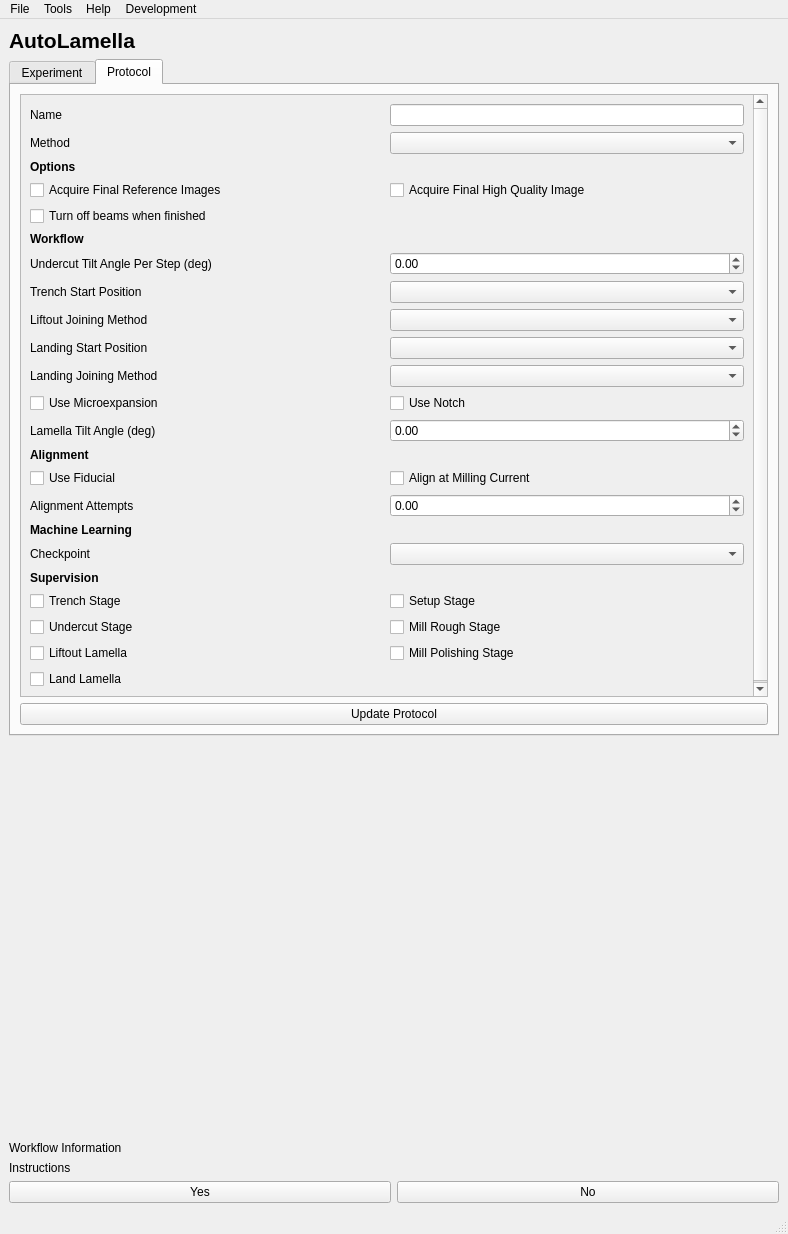
Before: the Qt Designer form fibsem/applications/autolamella/ui/qt/AutoLamellaUI.ui in fibsem-os/fibsem-os, drawn with Qt 5.
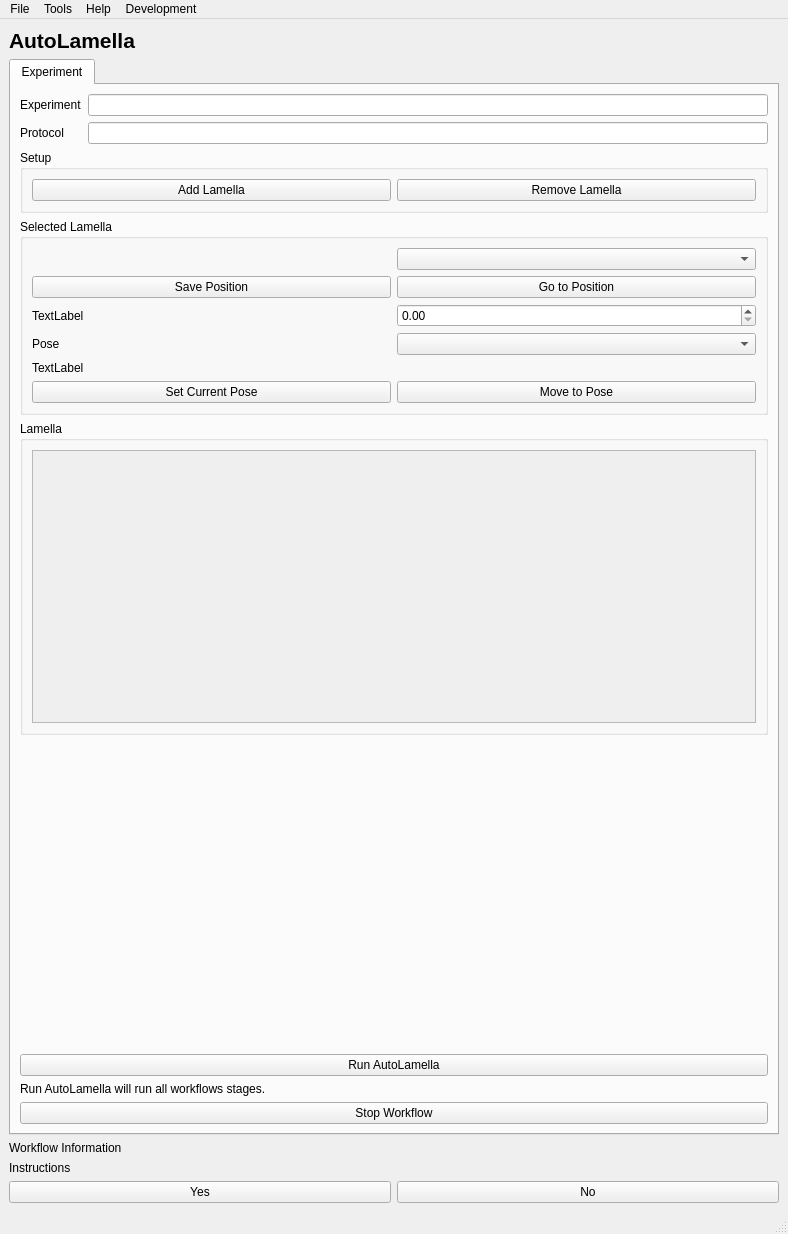
After: the same form once the commit is applied. The open tabs and pages were chosen to show the change.

```diff
--- a/fibsem/applications/autolamella/ui/qt/AutoLamellaUI.ui
+++ b/fibsem/applications/autolamella/ui/qt/AutoLamellaUI.ui
@@ -33,51 +33,6 @@
   </property>
   <widget class="QWidget" name="centralwidget">
    <layout class="QGridLayout" name="gridLayout">
-    <item row="4" column="0" colspan="2">
-     <widget class="QLabel" name="label_instructions">
-      <property name="text">
-       <string>Instructions</string>
-      </property>
-     </widget>
-    </item>
-    <item row="0" column="0" colspan="2">
-     <widget class="QLabel" name="label_title">
-      <property name="font">
-       <font>
-        <pointsize>16</pointsize>
-        <weight>75</weight>
-        <bold>true</bold>
-       </font>
-      </property>
-      <property name="text">
-       <string>AutoLamella</string>
-      </property>
-      <property name="alignment">
-       <set>Qt::AlignLeading|Qt::AlignLeft|Qt::AlignVCenter</set>
-      </property>
-     </widget>
-    </item>
-    <item row="3" column="0" colspan="2">
-     <widget class="QLabel" name="label_workflow_information">
-      <property name="text">
-       <string>Workflow Information</string>
-      </property>
-     </widget>
-    </item>
-    <item row="5" column="1">
-     <widget class="QPushButton" name="pushButton_no">
-      <property name="text">
-       <string>No</string>
-      </property>
-     </widget>
-    </item>
-    <item row="5" column="0">
-     <widget class="QPushButton" name="pushButton_yes">
-      <property name="text">
-       <string>Yes</string>
-      </property>
-     </widget>
-    </item>
     <item row="1" column="0" colspan="2">
      <widget class="QTabWidget" name="tabWidget">
       <property name="currentIndex">
@@ -88,102 +43,18 @@
         <string>Experiment</string>
        </attribute>
        <layout class="QGridLayout" name="gridLayout_3">
-        <item row="12" column="0" colspan="2">
-         <widget class="QPushButton" name="pushButton_run_serial_liftout_landing">
-          <property name="text">
-           <string>Run Landing Workflow</string>
-          </property>
-         </widget>
-        </item>
-        <item row="0" column="0" colspan="2">
-         <widget class="QLabel" name="label_experiment_name">
-          <property name="text">
-           <string>Experiment:</string>
-          </property>
-         </widget>
-        </item>
-        <item row="36" column="0" colspan="2">
-         <widget class="QPushButton" name="pushButton_stop_workflow">
-          <property name="text">
-           <string>Stop Workflow</string>
-          </property>
-         </widget>
-        </item>
-        <item row="7" column="0" colspan="2">
-         <spacer name="verticalSpacer">
-          <property name="orientation">
-           <enum>Qt::Vertical</enum>
-          </property>
-          <property name="sizeHint" stdset="0">
-           <size>
-            <width>20</width>
-            <height>40</height>
-           </size>
-          </property>
-         </spacer>
-        </item>
-        <item row="13" column="0" colspan="2">
-         <widget class="QPushButton" name="pushButton_run_setup_autolamella">
-          <property name="text">
-           <string>Run AutoLamella</string>
-          </property>
-         </widget>
-        </item>
-        <item row="2" column="0" colspan="2">
-         <widget class="QGroupBox" name="groupBox_setup">
-          <property name="title">
-           <string>Setup</string>
-          </property>
-          <layout class="QGridLayout" name="gridLayout_5">
-           <item row="0" column="0">
-            <widget class="QPushButton" name="pushButton_add_lamella">
-             <property name="text">
-              <string>Add Lamella</string>
-             </property>
-            </widget>
-           </item>
-           <item row="0" column="1">
-            <widget class="QPushButton" name="pushButton_remove_lamella">
-             <property name="styleSheet">
-              <string notr="true"/>
-             </property>
-             <property name="text">
-              <string>Remove Lamella</string>
-             </property>
-            </widget>
-           </item>
-          </layout>
-         </widget>
-        </item>
-        <item row="8" column="0" colspan="2">
-         <widget class="QPushButton" name="pushButton_setup_autoliftout">
-          <property name="text">
-           <string>Run Setup Liftout</string>
-          </property>
-         </widget>
-        </item>
-        <item row="1" column="0" colspan="2">
-         <widget class="QLabel" name="label_protocol_name">
-          <property name="text">
-           <string>Protocol:</string>
-          </property>
-         </widget>
-        </item>
-        <item row="11" column="0" colspan="2">
-         <widget class="QPushButton" name="pushButton_run_autoliftout">
-          <property name="text">
-           <string>Run Liftout Workflow</string>
-          </property>
-         </widget>
-        </item>
-        <item row="4" column="0" colspan="2">
+        <item row="6" column="0" colspan="2">
          <widget class="QGroupBox" name="groupBox_selected_lamella">
           <property name="title">
            <string>Selected Lamella</string>
           </property>
           <layout class="QGridLayout" name="gridLayout_7">
-           <item row="3" column="0">
-            <widget class="QComboBox" name="comboBox_lamella_history"/>
+           <item row="6" column="0">
+            <widget class="QPushButton" name="pushButton_lamella_set_pose">
+             <property name="text">
+              <string>Set Current Pose</string>
+             </property>
+            </widget>
            </item>
            <item row="0" column="0">
             <widget class="QLabel" name="label_current_lamella_header">
@@ -201,23 +72,36 @@
              </property>
             </widget>
            </item>
-           <item row="2" column="0">
-            <widget class="QPushButton" name="pushButton_lamella_landing_selected">
+           <item row="3" column="0">
+            <widget class="QLabel" name="label_lamella_pose">
              <property name="text">
-              <string>Landing Position Selected</string>
+              <string>Pose</string>
              </property>
             </widget>
            </item>
-           <item row="1" column="0">
-            <widget class="QPushButton" name="pushButton_save_position">
+           <item row="6" column="1">
+            <widget class="QPushButton" name="pushButton_lamella_move_to_pose">
              <property name="text">
-              <string>Save Position</string>
+              <string>Move to Pose</string>
              </property>
             </widget>
            </item>
            <item row="0" column="1">
             <widget class="QComboBox" name="comboBox_current_lamella"/>
            </item>
+           <item row="2" column="1">
+            <widget class="QDoubleSpinBox" name="doubleSpinBox_lamella_objective_position"/>
+           </item>
+           <item row="5" column="0" colspan="2">
+            <widget class="QLabel" name="label_lamella_pose_position">
+             <property name="text">
+              <string>TextLabel</string>
+             </property>
+            </widget>
+           </item>
+           <item row="3" column="1">
+            <widget class="QComboBox" name="comboBox_lamella_pose"/>
+           </item>
            <item row="1" column="1">
             <widget class="QPushButton" name="pushButton_go_to_lamella">
              <property name="text">
@@ -225,54 +109,57 @@
              </property>
             </widget>
            </item>
-           <item row="2" column="1">
-            <widget class="QPushButton" name="pushButton_fail_lamella">
+           <item row="2" column="0">
+            <widget class="QLabel" name="label_lamella_objective_position">
              <property name="text">
-              <string>Mark Lamella As Failed</string>
+              <string>TextLabel</string>
              </property>
             </widget>
            </item>
-           <item row="3" column="1">
-            <widget class="QPushButton" name="pushButton_revert_stage">
+           <item row="1" column="0">
+            <widget class="QPushButton" name="pushButton_save_position">
              <property name="text">
-              <string>Time Travel To</string>
+              <string>Save Position</string>
              </property>
             </widget>
            </item>
-           <item row="4" column="0" colspan="2">
-            <layout class="QGridLayout" name="gridLayout_selected_lamella_history"/>
-           </item>
           </layout>
          </widget>
         </item>
-        <item row="9" column="0" colspan="2">
-         <widget class="QPushButton" name="pushButton_run_waffle_trench">
-          <property name="text">
-           <string>Run Trench Milling</string>
-          </property>
-          <property name="default">
-           <bool>false</bool>
-          </property>
-          <property name="flat">
-           <bool>false</bool>
-          </property>
-         </widget>
-        </item>
         <item row="10" column="0" colspan="2">
-         <widget class="QPushButton" name="pushButton_run_waffle_undercut">
+         <widget class="QPushButton" name="pushButton_run_setup_autolamella">
           <property name="text">
-           <string>Run Undercut Milling</string>
+           <string>Run AutoLamella</string>
           </property>
          </widget>
         </item>
-        <item row="14" column="0">
-         <widget class="QLabel" name="label_run_autolamella_info">
-          <property name="text">
-           <string>Run AutoLamella will run all workflows stages.</string>
+        <item row="4" column="0" colspan="2">
+         <widget class="QGroupBox" name="groupBox_setup">
+          <property name="title">
+           <string>Setup</string>
           </property>
+          <layout class="QGridLayout" name="gridLayout_5">
+           <item row="0" column="0">
+            <widget class="QPushButton" name="pushButton_add_lamella">
+             <property name="text">
+              <string>Add Lamella</string>
+             </property>
+            </widget>
+           </item>
+           <item row="0" column="1">
+            <widget class="QPushButton" name="pushButton_remove_lamella">
+             <property name="styleSheet">
+              <string notr="true"/>
+             </property>
+             <property name="text">
+              <string>Remove Lamella</string>
+             </property>
+            </widget>
+           </item>
+          </layout>
          </widget>
         </item>
-        <item row="5" column="0" colspan="2">
+        <item row="7" column="0" colspan="2">
          <widget class="QGroupBox" name="groupBox_lamella">
           <property name="sizePolicy">
            <sizepolicy hsizetype="Expanding" vsizetype="Expanding">
@@ -301,392 +188,117 @@
              <property name="widgetResizable">
               <bool>true</bool>
              </property>
-             <widget class="QWidget" name="scrollAreaWidgetContents_2">
+             <widget class="QWidget" name="scrollAreaLamellaInfoWidget">
               <property name="geometry">
                <rect>
                 <x>0</x>
                 <y>0</y>
                 <width>722</width>
-                <height>68</height>
+                <height>257</height>
                </rect>
               </property>
-              <layout class="QGridLayout" name="gridLayout_8">
-               <item row="0" column="0">
-                <layout class="QGridLayout" name="gridLayout_lamella_info"/>
-               </item>
-              </layout>
+              <layout class="QGridLayout" name="gridLayout_8"/>
              </widget>
             </widget>
            </item>
           </layout>
          </widget>
         </item>
-       </layout>
-      </widget>
-      <widget class="QWidget" name="tab_2">
-       <attribute name="title">
-        <string>Protocol</string>
-       </attribute>
-       <layout class="QGridLayout" name="gridLayout_2">
-        <item row="24" column="0" colspan="2">
-         <widget class="QPushButton" name="pushButton_update_protocol">
+        <item row="0" column="1">
+         <widget class="QLineEdit" name="lineEdit_experiment_name"/>
+        </item>
+        <item row="33" column="0" colspan="2">
+         <widget class="QPushButton" name="pushButton_stop_workflow">
           <property name="text">
-           <string>Update Protocol</string>
+           <string>Stop Workflow</string>
           </property>
          </widget>
         </item>
-        <item row="0" column="0" colspan="2">
-         <widget class="QScrollArea" name="scrollArea">
-          <property name="minimumSize">
+        <item row="9" column="0" colspan="2">
+         <spacer name="verticalSpacer">
+          <property name="orientation">
+           <enum>Qt::Vertical</enum>
+          </property>
+          <property name="sizeHint" stdset="0">
            <size>
-            <width>0</width>
-            <height>0</height>
+            <width>20</width>
+            <height>40</height>
            </size>
           </property>
-          <property name="widgetResizable">
-           <bool>true</bool>
+         </spacer>
+        </item>
+        <item row="0" column="0">
+         <widget class="QLabel" name="label_experiment_name">
+          <property name="text">
+           <string>Experiment</string>
           </property>
-          <widget class="QWidget" name="scrollAreaWidgetContents">
-           <property name="geometry">
-            <rect>
-             <x>0</x>
-             <y>0</y>
-             <width>746</width>
-             <height>632</height>
-            </rect>
-           </property>
-           <layout class="QGridLayout" name="gridLayout_4">
-            <item row="10" column="0">
-             <widget class="QLabel" name="label_options_landing_joining_method">
-              <property name="text">
-               <string>Landing Joining Method</string>
-              </property>
-             </widget>
-            </item>
-            <item row="0" column="1">
-             <widget class="QLineEdit" name="lineEdit_name">
-              <property name="sizePolicy">
-               <sizepolicy hsizetype="Preferred" vsizetype="Fixed">
-                <horstretch>0</horstretch>
-                <verstretch>0</verstretch>
-               </sizepolicy>
-              </property>
-             </widget>
-            </item>
-            <item row="13" column="0">
-             <widget class="QLabel" name="label_alignment_header">
-              <property name="font">
-               <font>
-                <weight>75</weight>
-                <bold>true</bold>
-                <underline>false</underline>
-               </font>
-              </property>
-              <property name="text">
-               <string>Alignment</string>
-              </property>
-             </widget>
-            </item>
-            <item row="1" column="1">
-             <widget class="QComboBox" name="comboBox_method"/>
-            </item>
-            <item row="15" column="1">
-             <widget class="QDoubleSpinBox" name="beamshift_attempts">
-              <property name="minimum">
-               <double>-180.000000000000000</double>
-              </property>
-              <property name="maximum">
-               <double>180.000000000000000</double>
-              </property>
-             </widget>
-            </item>
-            <item row="22" column="0">
-             <widget class="QCheckBox" name="checkBox_supervise_landing">
-              <property name="enabled">
-               <bool>true</bool>
-              </property>
-              <property name="text">
-               <string>Land Lamella</string>
-              </property>
-             </widget>
-            </item>
-            <item row="15" column="0">
-             <widget class="QLabel" name="beamShiftAttemptsLabel">
-              <property name="text">
-               <string>Alignment Attempts</string>
-              </property>
-             </widget>
-            </item>
-            <item row="6" column="0">
-             <widget class="QLabel" name="label_protocol_undercut_tilt_angle">
-              <property name="text">
-               <string>Undercut Tilt Angle Per Step (deg)</string>
-              </property>
-             </widget>
-            </item>
-            <item row="21" column="0">
-             <widget class="QCheckBox" name="checkBox_supervise_liftout">
-              <property name="enabled">
-               <bool>true</bool>
-              </property>
-              <property name="text">
-               <string>Liftout Lamella</string>
-              </property>
-             </widget>
-            </item>
-            <item row="7" column="1">
-             <widget class="QComboBox" name="comboBox_options_trench_start_position"/>
-            </item>
-            <item row="18" column="0">
-             <widget class="QLabel" name="label_supervise_header">
-              <property name="font">
-               <font>
-                <weight>75</weight>
-                <bold>true</bold>
-               </font>
-              </property>
-              <property name="text">
-               <string>Supervision</string>
-              </property>
-             </widget>
-            </item>
-            <item row="11" column="0">
-             <widget class="QCheckBox" name="checkBox_use_microexpansion">
-              <property name="text">
-               <string>Use Microexpansion</string>
-              </property>
-             </widget>
-            </item>
-            <item row="9" column="0">
-             <widget class="QLabel" name="label_options_landing_start_position">
-              <property name="text">
-               <string>Landing Start Position</string>
-              </property>
-             </widget>
-            </item>
-            <item row="1" column="0">
-             <widget class="QLabel" name="label_protocol_method">
-              <property name="text">
-               <string>Method</string>
-              </property>
-             </widget>
-            </item>
-            <item row="7" column="0">
-             <widget class="QLabel" name="label_options_trench_start_position">
-              <property name="text">
-               <string>Trench Start Position</string>
-              </property>
-             </widget>
-            </item>
-            <item row="14" column="0">
-             <widget class="QCheckBox" name="checkBox_align_use_fiducial">
-              <property name="text">
-               <string>Use Fiducial</string>
-              </property>
-             </widget>
-            </item>
-            <item row="3" column="1">
-             <widget class="QCheckBox" name="checkBox_take_final_high_quality_reference">
-              <property name="text">
-               <string>Acquire Final High Quality Image</string>
-              </property>
-             </widget>
-            </item>
-            <item row="17" column="1">
-             <widget class="QComboBox" name="comboBox_ml_checkpoint"/>
-            </item>
-            <item row="20" column="0">
-             <widget class="QCheckBox" name="checkBox_undercut">
-              <property name="text">
-               <string>Undercut Stage</string>
-              </property>
-             </widget>
-            </item>
-            <item row="17" column="0">
-             <widget class="QLabel" name="label_ml_checkpoint">
-              <property name="text">
-               <string>Checkpoint</string>
-              </property>
-             </widget>
-            </item>
-            <item row="21" column="1">
-             <widget class="QCheckBox" name="checkBox_supervise_mill_polishing">
-              <property name="text">
-               <string>Mill Polishing Stage</string>
-              </property>
-             </widget>
-            </item>
-            <item row="2" column="0">
-             <widget class="QLabel" name="label_options_header">
-              <property name="font">
-               <font>
-                <weight>75</weight>
-                <bold>true</bold>
-               </font>
-              </property>
-              <property name="text">
-               <string>Options</string>
-              </property>
-             </widget>
-            </item>
-            <item row="19" column="0">
-             <widget class="QCheckBox" name="checkBox_trench">
-              <property name="text">
-               <string>Trench Stage</string>
-              </property>
-             </widget>
-            </item>
-            <item row="23" column="0" colspan="2">
-             <spacer name="verticalSpacer_2">
-              <property name="orientation">
-               <enum>Qt::Vertical</enum>
-              </property>
-              <property name="sizeHint" stdset="0">
-               <size>
-                <width>20</width>
-                <height>40</height>
-               </size>
-              </property>
-             </spacer>
-            </item>
-            <item row="9" column="1">
-             <widget class="QComboBox" name="comboBox_options_landing_start_position"/>
-            </item>
-            <item row="16" column="0">
-             <widget class="QLabel" name="label_ml_header">
-              <property name="font">
-               <font>
-                <weight>75</weight>
-                <bold>true</bold>
-               </font>
-              </property>
-              <property name="text">
-               <string>Machine Learning</string>
-              </property>
-             </widget>
-            </item>
-            <item row="8" column="1">
-             <widget class="QComboBox" name="comboBox_options_liftout_joining_method"/>
-            </item>
-            <item row="3" column="0">
-             <widget class="QCheckBox" name="checkBox_take_final_reference_images">
-              <property name="text">
-               <string>Acquire Final Reference Images</string>
-              </property>
-             </widget>
-            </item>
-            <item row="12" column="0">
-             <widget class="QLabel" name="label_lamella_tilt_angle">
-              <property name="text">
-               <string>Lamella Tilt Angle (deg)</string>
-              </property>
-             </widget>
-            </item>
-            <item row="5" column="0" colspan="2">
-             <widget class="QLabel" name="label">
-              <property name="font">
-               <font>
-                <weight>75</weight>
-                <bold>true</bold>
-               </font>
-              </property>
-              <property name="text">
-               <string>Workflow</string>
-              </property>
-             </widget>
-            </item>
-            <item row="12" column="1">
-             <widget class="QDoubleSpinBox" name="doubleSpinBox_lamella_tilt_angle">
-              <property name="minimum">
-               <double>-180.000000000000000</double>
-              </property>
-              <property name="maximum">
-               <double>180.000000000000000</double>
-              </property>
-             </widget>
-            </item>
-            <item row="0" column="0">
-             <widget class="QLabel" name="label_protocol_name_2">
-              <property name="text">
-               <string>Name</string>
-              </property>
-             </widget>
-            </item>
-            <item row="20" column="1">
-             <widget class="QCheckBox" name="checkBox_supervise_mill_rough">
-              <property name="text">
-               <string>Mill Rough Stage</string>
-              </property>
-             </widget>
-            </item>
-            <item row="14" column="1">
-             <widget class="QCheckBox" name="checkBox_align_at_milling_current">
-              <property name="text">
-               <string>Align at Milling Current</string>
-              </property>
-             </widget>
-            </item>
-            <item row="10" column="1">
-             <widget class="QComboBox" name="comboBox_options_landing_joining_method"/>
-            </item>
-            <item row="8" column="0">
-             <widget class="QLabel" name="label_options_liftout_joining_method">
-              <property name="text">
-               <string>Liftout Joining Method</string>
-              </property>
-             </widget>
-            </item>
-            <item row="6" column="1">
-             <widget class="QDoubleSpinBox" name="doubleSpinBox_undercut_tilt">
-              <property name="minimum">
-               <double>-180.000000000000000</double>
-              </property>
-              <property name="maximum">
-               <double>180.000000000000000</double>
-              </property>
-             </widget>
-            </item>
-            <item row="11" column="1">
-             <widget class="QCheckBox" name="checkBox_use_notch">
-              <property name="text">
-               <string>Use Notch</string>
-              </property>
-             </widget>
-            </item>
-            <item row="19" column="1">
-             <widget class="QCheckBox" name="checkBox_setup">
-              <property name="text">
-               <string>Setup Stage</string>
-              </property>
-             </widget>
-            </item>
-            <item row="4" column="0">
-             <widget class="QCheckBox" name="checkBox_turn_beams_off">
-              <property name="text">
-               <string>Turn off beams when finished</string>
-              </property>
-             </widget>
-            </item>
-           </layout>
-          </widget>
+         </widget>
+        </item>
+        <item row="3" column="0">
+         <widget class="QLabel" name="label_protocol_name">
+          <property name="text">
+           <string>Protocol</string>
+          </property>
+         </widget>
+        </item>
+        <item row="3" column="1">
+         <widget class="QLineEdit" name="lineEdit_protocol_name"/>
+        </item>
+        <item row="11" column="0" colspan="2">
+         <widget class="QLabel" name="label_run_autolamella_info">
+          <property name="text">
+           <string>Run AutoLamella will run all workflows stages.</string>
+          </property>
          </widget>
         </item>
        </layout>
       </widget>
      </widget>
     </item>
+    <item row="3" column="0" colspan="2">
+     <widget class="QLabel" name="label_instructions">
+      <property name="text">
+       <string>Instructions</string>
+      </property>
+     </widget>
+    </item>
+    <item row="0" column="0" colspan="2">
+     <widget class="QLabel" name="label_title">
+      <property name="font">
+       <font>
+        <pointsize>16</pointsize>
+        <weight>75</weight>
+        <bold>true</bold>
+       </font>
+      </property>
+      <property name="text">
+       <string>AutoLamella</string>
+      </property>
+      <property name="alignment">
+       <set>Qt::AlignLeading|Qt::AlignLeft|Qt::AlignVCenter</set>
+      </property>
+     </widget>
+    </item>
     <item row="2" column="0" colspan="2">
-     <spacer name="verticalSpacer_4">
-      <property name="orientation">
-       <enum>Qt::Vertical</enum>
+     <widget class="QLabel" name="label_workflow_information">
+      <property name="text">
+       <string>Workflow Information</string>
       </property>
-      <property name="sizeHint" stdset="0">
-       <size>
-        <width>20</width>
-        <height>40</height>
-       </size>
+     </widget>
+    </item>
+    <item row="4" column="0">
+     <widget class="QPushButton" name="pushButton_yes">
+      <property name="text">
+       <string>Yes</string>
       </property>
-     </spacer>
+     </widget>
+    </item>
+    <item row="4" column="1">
+     <widget class="QPushButton" name="pushButton_no">
+      <property name="text">
+       <string>No</string>
+      </property>
+     </widget>
     </item>
    </layout>
   </widget>
@@ -708,7 +320,6 @@
     <addaction name="separator"/>
     <addaction name="actionLoad_Protocol"/>
     <addaction name="actionSave_Protocol"/>
-    <addaction name="actionUpdateMilling_Protocol"/>
    </widget>
    <widget class="QMenu" name="menuTools">
     <property name="title">
@@ -717,6 +328,7 @@
     <addaction name="actionCryo_Deposition"/>
     <addaction name="separator"/>
     <addaction name="actionOpen_Minimap"/>
+    <addaction name="separator"/>
     <addaction name="actionGenerate_Report"/>
     <addaction name="actionGenerate_Overview_Plot"/>
     <addaction name="separator"/>
@@ -732,8 +344,6 @@
      <string>Development</string>
     </property>
     <addaction name="actionAdd_Lamella_from_Odemis"/>
-    <addaction name="actionSpot_Burn"/>
-    <addaction name="actionRun_Spot_Burn_Workflow"/>
    </widget>
    <addaction name="menuAutoLamella"/>
    <addaction name="menuTools"/>
```
